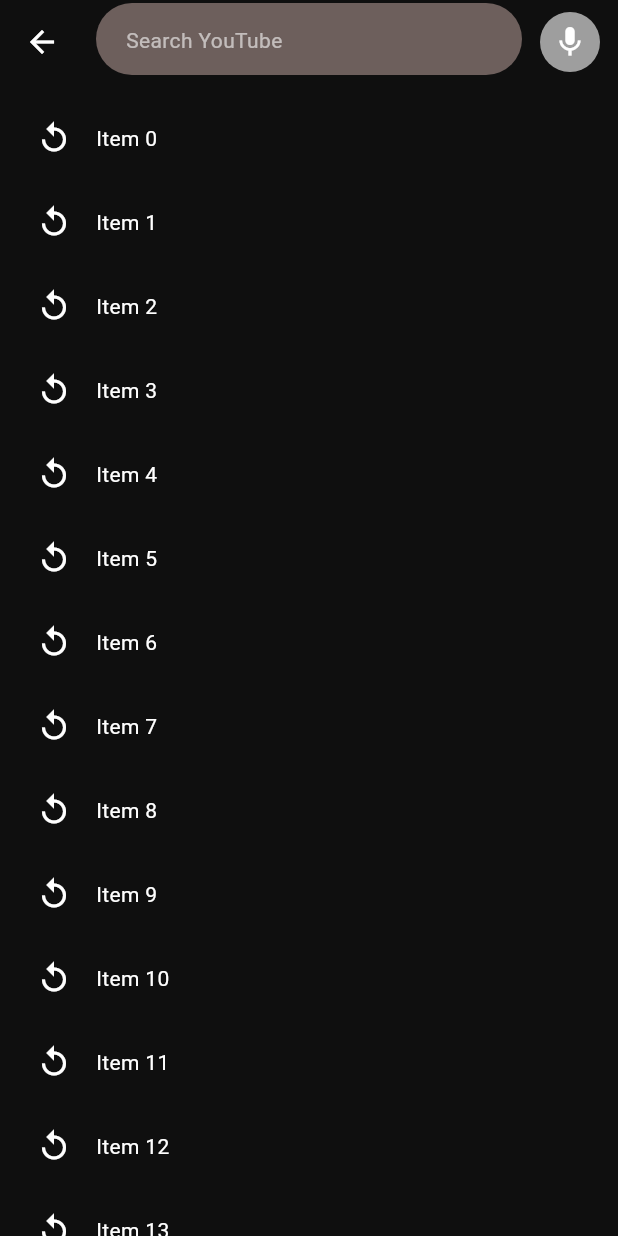
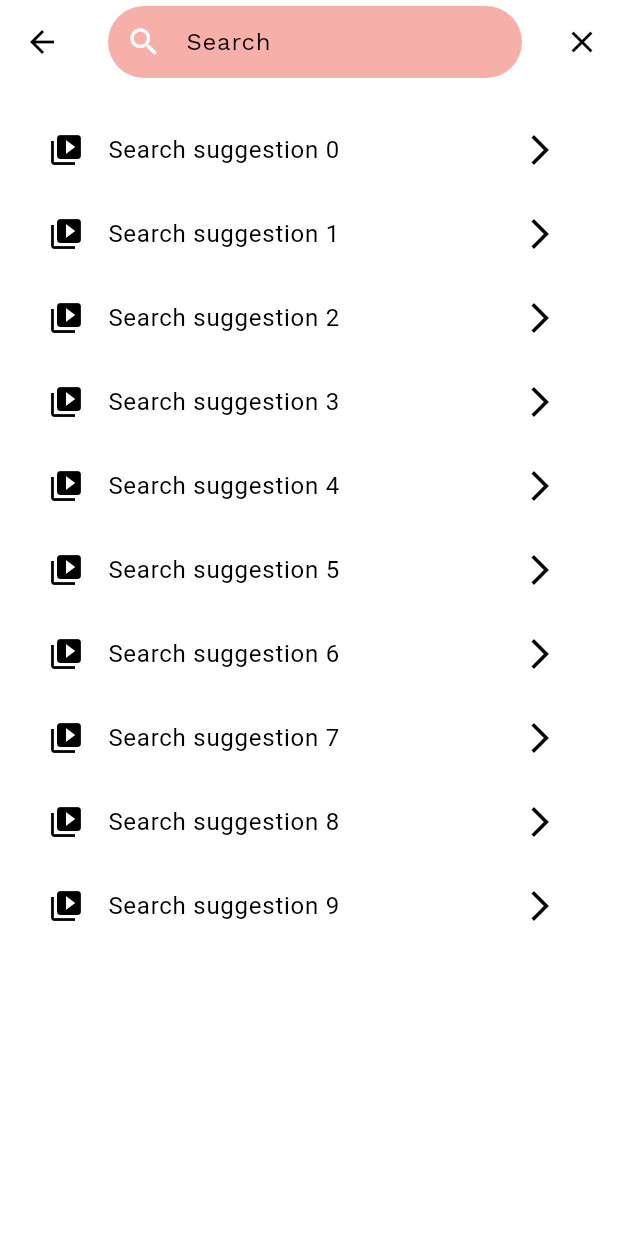
Before and after one commit to maxonflutter/Youtube-Clone-with-MUX-and-Video-Player, a Flutter app: the SearchScreen screen opened by its route, on a phone screen of 412 x 824 dp. Run offline on Flutter 3.47's test engine with Material 2 defaults, Android fonts, the phone set to English and light mode, and no system bars; our stand-ins replace equatable, flex_color_scheme, google_fonts, video_player; network calls fail.

Commit message:
Add: lib/screens/search_screen.dart

```diff
--- a/lib/screens/search_screen.dart
+++ b/lib/screens/search_screen.dart
@@ -1,60 +1,62 @@
 import 'package:flutter/material.dart';
+
+const textPlaceholder = 'Text placeholder';
+const imagePlaceholder = 'https://source.unsplash.com/random/?nature';
+
+// Title: Search bar with dialog and hero transition
+// seba-diht19
 
 class SearchScreen extends StatelessWidget {
   const SearchScreen({super.key});
 
   @override
   Widget build(BuildContext context) {
+    final textTheme = Theme.of(context).textTheme;
     final colorScheme = Theme.of(context).colorScheme;
+
     return Scaffold(
-      backgroundColor: colorScheme.secondary,
       appBar: AppBar(
-        backgroundColor: Colors.transparent,
-        scrolledUnderElevation: 0.0,
         centerTitle: false,
-        leading: const BackButton(color: Colors.white),
-        titleSpacing: 8,
-        title: Container(
-          margin: const EdgeInsets.only(bottom: 4.0),
-          child: TextFormField(
-            decoration: InputDecoration(
-              filled: true,
-              fillColor: colorScheme.secondaryContainer.withAlpha(100),
-              hintText: 'Search YouTube',
-              hintStyle: Theme.of(context)
-                  .textTheme
-                  .bodyMedium!
-                  .copyWith(color: Colors.white.withAlpha(150)),
-              contentPadding: const EdgeInsets.symmetric(horizontal: 16.0),
+        title: Hero(
+          tag: 'search',
+          child: Material(
+            color: Colors.transparent,
+            child: TextFormField(
+              decoration: InputDecoration(
+                contentPadding: const EdgeInsets.symmetric(
+                  horizontal: 16.0,
+                ),
+                hintText: 'Search',
+                prefixIcon: Icon(
+                  Icons.search,
+                  color: colorScheme.onPrimary,
+                ),
+                filled: true,
+                fillColor: colorScheme.primary.withAlpha(100),
+              ),
             ),
           ),
         ),
         actions: [
-          IconButton.filled(
-            onPressed: () {},
-            style: IconButton.styleFrom(
-              backgroundColor: Colors.grey,
-            ),
-            icon: const Icon(Icons.mic, color: Colors.white),
+          IconButton(
+            icon: const Icon(Icons.close),
+            onPressed: () {
+              // TODO: Implement search close action
+            },
           ),
-          const SizedBox(width: 8.0),
         ],
       ),
       body: ListView.builder(
-        padding: const EdgeInsets.all(8.0),
+        padding: const EdgeInsets.all(16.0),
+        itemCount: 10, // Sample data for youtube searches
         itemBuilder: (context, index) {
           return ListTile(
-            leading: const Icon(
-              Icons.replay,
-              color: Colors.white,
-            ),
-            title: Text(
-              'Item $index',
-              style: Theme.of(context)
-                  .textTheme
-                  .bodyMedium!
-                  .copyWith(color: Colors.white),
-            ),
+            onTap: () {
+              // TODO: Implement search suggestion tap action
+            },
+            leading: const Icon(Icons.video_library),
+            title: Text('Search suggestion $index'),
+            trailing: const Icon(Icons.arrow_forward_ios),
           );
         },
       ),
```
